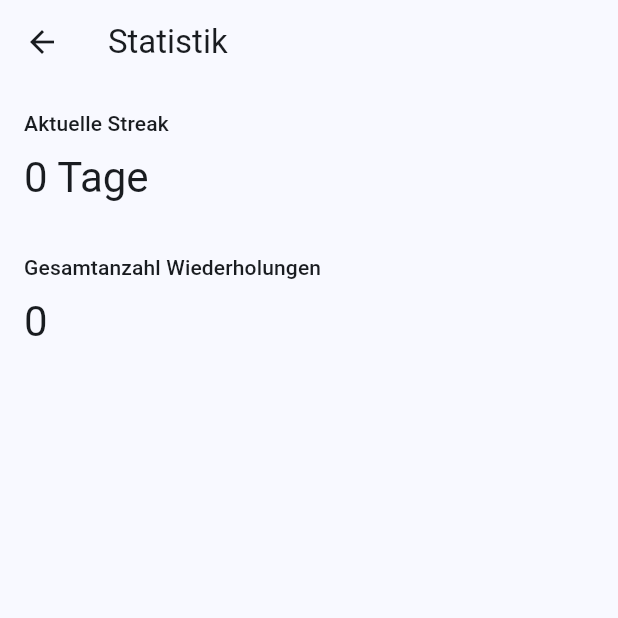
After one commit to florianschneps-sys/smarthabitracker, a Flutter app: the screen it shows after launch, after a tap on "Statistik anzeigen", on a phone screen of 412 x 824 dp, the top half of it. The commit adds this screen. Run offline on Flutter 3.47's test engine with Material 3 defaults, Android fonts, the phone set to English and light mode, and no system bars; our stand-ins replace camera; missing offline and left inert: google_mlkit_pose_detection.

Commit message:
Add statistics screen for habit progress

```diff
--- a/lib/screens/home_screen.dart
+++ b/lib/screens/home_screen.dart
@@ -1,9 +1,11 @@
 import 'package:flutter/material.dart';
 import '../models/habit.dart';
 import 'exercise_screen.dart';
+import 'stats_screen.dart';
+
 
 class HomeScreen extends StatefulWidget {
-  const HomeScreen({Key? key}) : super(key: key);
+  const HomeScreen({super.key});
 
   @override
   State<HomeScreen> createState() => _HomeScreenState();
@@ -58,6 +60,22 @@ class _HomeScreenState extends State<HomeScreen> {
   },
   child: const Text('Übung starten'),
 ),
+
+ElevatedButton(
+  onPressed: () {
+    Navigator.push(
+      context,
+      MaterialPageRoute(
+        builder: (context) => StatsScreen(
+          currentStreak: habit.currentStreak,
+          totalRepetitions: habit.currentStreak * habit.dailyTarget,
+        ),
+      ),
+    );
+  },
+  child: const Text('Statistik anzeigen'),
+),
+
           ],
         ),
       ),
--- /dev/null
+++ b/lib/screens/stats_screen.dart
@@ -0,0 +1,48 @@
+import 'package:flutter/material.dart';
+
+class StatsScreen extends StatelessWidget {
+  final int currentStreak;
+  final int totalRepetitions;
+
+  const StatsScreen({
+    Key? key,
+    required this.currentStreak,
+    required this.totalRepetitions,
+  }) : super(key: key);
+
+  @override
+  Widget build(BuildContext context) {
+    return Scaffold(
+      appBar: AppBar(
+        title: const Text('Statistik'),
+      ),
+      body: Padding(
+        padding: const EdgeInsets.all(16),
+        child: Column(
+          crossAxisAlignment: CrossAxisAlignment.start,
+          children: [
+            Text(
+              'Aktuelle Streak',
+              style: Theme.of(context).textTheme.labelLarge,
+            ),
+            const SizedBox(height: 8),
+            Text(
+              '$currentStreak Tage',
+              style: Theme.of(context).textTheme.headlineMedium,
+            ),
+            const SizedBox(height: 32),
+            Text(
+              'Gesamtanzahl Wiederholungen',
+              style: Theme.of(context).textTheme.labelLarge,
+            ),
+            const SizedBox(height: 8),
+            Text(
+              '$totalRepetitions',
+              style: Theme.of(context).textTheme.headlineMedium,
+            ),
+          ],
+        ),
+      ),
+    );
+  }
+}
```
